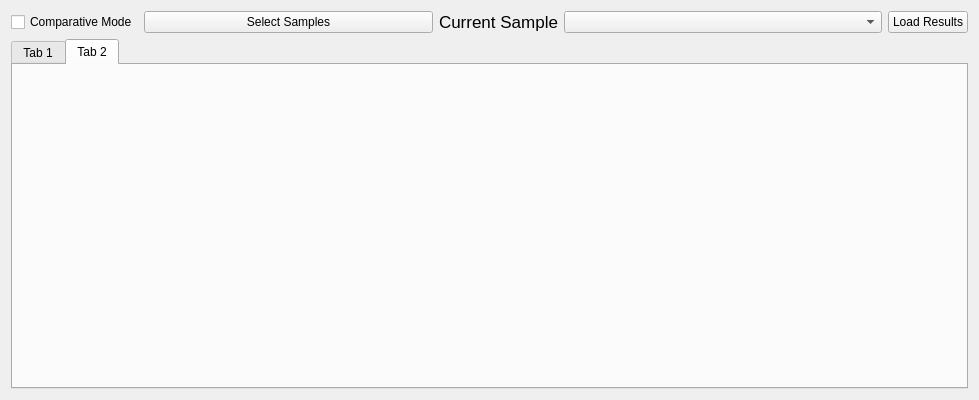
Old version of the form resultwindow.ui in the repository hallamlab/MetaPathwaysGUI.
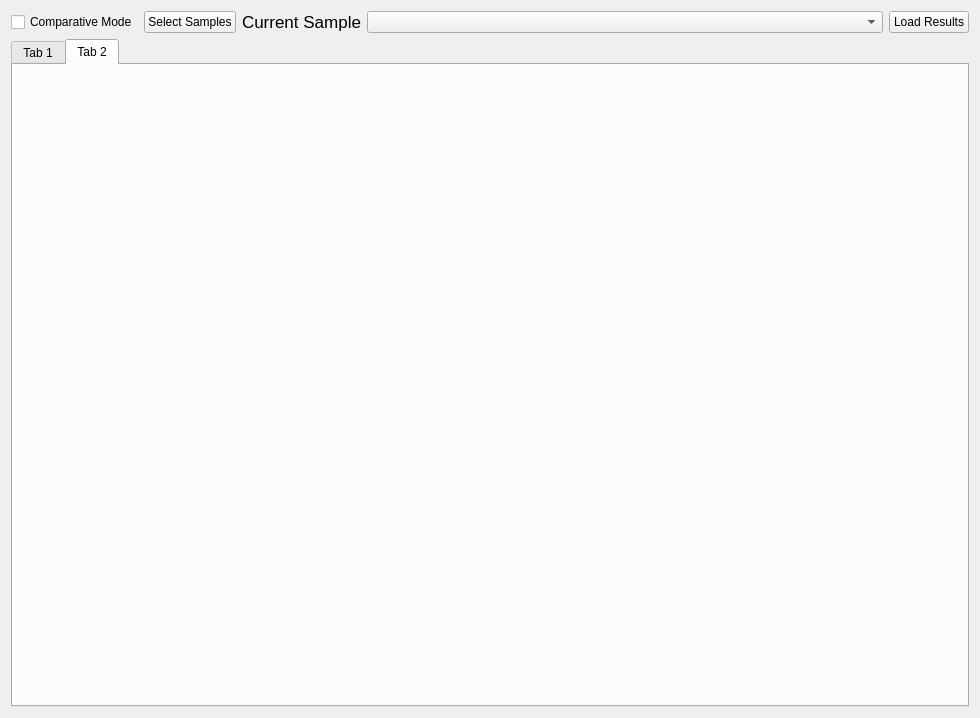
New version of the form.

```diff
--- a/resultwindow.ui
+++ b/resultwindow.ui
@@ -6,8 +6,8 @@
    <rect>
     <x>0</x>
     <y>0</y>
-    <width>979</width>
-    <height>400</height>
+    <width>980</width>
+    <height>718</height>
    </rect>
   </property>
   <property name="sizePolicy">
@@ -40,14 +40,14 @@
        <item>
         <widget class="QPushButton" name="selectSamplesButton">
          <property name="sizePolicy">
-          <sizepolicy hsizetype="Minimum" vsizetype="Fixed">
+          <sizepolicy hsizetype="Minimum" vsizetype="Minimum">
            <horstretch>1</horstretch>
            <verstretch>0</verstretch>
           </sizepolicy>
          </property>
          <property name="minimumSize">
           <size>
-           <width>289</width>
+           <width>50</width>
            <height>0</height>
           </size>
          </property>
@@ -90,14 +90,14 @@
        <item>
         <widget class="QComboBox" name="sampleSelect">
          <property name="sizePolicy">
-          <sizepolicy hsizetype="Preferred" vsizetype="Fixed">
+          <sizepolicy hsizetype="Minimum" vsizetype="Fixed">
            <horstretch>1</horstretch>
            <verstretch>0</verstretch>
           </sizepolicy>
          </property>
          <property name="minimumSize">
           <size>
-           <width>282</width>
+           <width>200</width>
            <height>0</height>
           </size>
          </property>
@@ -119,6 +119,12 @@
      <property name="enabled">
       <bool>true</bool>
      </property>
+     <property name="sizePolicy">
+      <sizepolicy hsizetype="MinimumExpanding" vsizetype="MinimumExpanding">
+       <horstretch>0</horstretch>
+       <verstretch>0</verstretch>
+      </sizepolicy>
+     </property>
      <property name="currentIndex">
       <number>1</number>
      </property>
```
